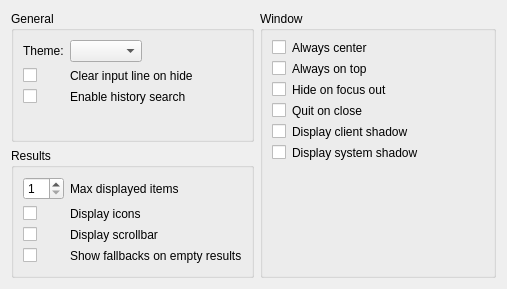
The window that widgetsboxmodel/src/configwidget.ui (albertlauncher/plugins) describes before a commit, drawn with Qt 5.
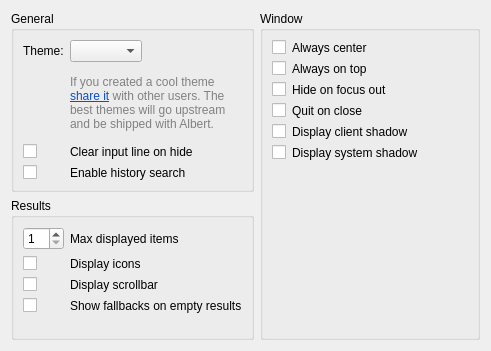
The same window after the commit.

Commit message: Display message on theme discussion

Patch:
```diff
--- a/widgetsboxmodel/src/configwidget.ui
+++ b/widgetsboxmodel/src/configwidget.ui
@@ -6,8 +6,8 @@
    <rect>
     <x>0</x>
     <y>0</y>
-    <width>507</width>
-    <height>289</height>
+    <width>491</width>
+    <height>351</height>
    </rect>
   </property>
   <property name="windowTitle">
@@ -345,7 +345,7 @@
         </property>
        </widget>
       </item>
-      <item row="1" column="0">
+      <item row="2" column="0">
        <widget class="QCheckBox" name="checkBox_clearOnHide">
         <property name="sizePolicy">
          <sizepolicy hsizetype="Fixed" vsizetype="Fixed">
@@ -361,7 +361,7 @@
         </property>
        </widget>
       </item>
-      <item row="1" column="1">
+      <item row="2" column="1">
        <widget class="QLabel" name="label_clearOnHide">
         <property name="text">
          <string>Clear input line on hide</string>
@@ -371,7 +371,7 @@
         </property>
        </widget>
       </item>
-      <item row="2" column="0">
+      <item row="3" column="0">
        <widget class="QCheckBox" name="checkBox_history_search">
         <property name="toolTip">
          <string>&lt;html&gt;&lt;head/&gt;&lt;body&gt;&lt;p&gt;Use the current input text to filter the input history.&lt;/p&gt;&lt;/body&gt;&lt;/html&gt;</string>
@@ -381,7 +381,7 @@
         </property>
        </widget>
       </item>
-      <item row="2" column="1">
+      <item row="3" column="1">
        <widget class="QLabel" name="label_history_search">
         <property name="text">
          <string>Enable history search</string>
@@ -391,6 +391,25 @@
         </property>
        </widget>
       </item>
+      <item row="1" column="1">
+       <widget class="QLabel" name="label">
+        <property name="sizePolicy">
+         <sizepolicy hsizetype="Preferred" vsizetype="Minimum">
+          <horstretch>0</horstretch>
+          <verstretch>0</verstretch>
+         </sizepolicy>
+        </property>
+        <property name="text">
+         <string>&lt;html&gt;&lt;head/&gt;&lt;body&gt;&lt;p&gt;&lt;span style=&quot; font-size:9pt; color:#818181;&quot;&gt;If you created a cool theme &lt;/span&gt;&lt;a href=&quot;https://github.com/orgs/albertlauncher/discussions/1147&quot;&gt;&lt;span style=&quot; font-size:9pt; text-decoration: underline; color:#094fd1;&quot;&gt;share it&lt;/span&gt;&lt;/a&gt;&lt;span style=&quot; font-size:9pt; color:#818181;&quot;&gt; with other users. The best themes will go upstream and be shipped with Albert.&lt;/span&gt;&lt;/p&gt;&lt;/body&gt;&lt;/html&gt;</string>
+        </property>
+        <property name="wordWrap">
+         <bool>true</bool>
+        </property>
+        <property name="openExternalLinks">
+         <bool>true</bool>
+        </property>
+       </widget>
+      </item>
      </layout>
     </widget>
    </item>
```
